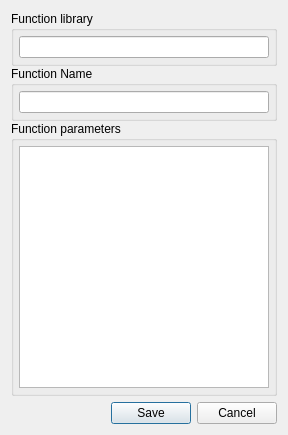
First picture: the form in components/UiNewFunctionDialog.ui, repository bubuding0809/XML-Converter, before the edit.
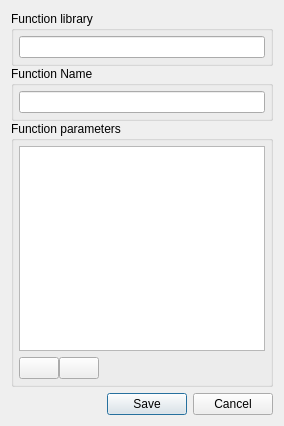
Second picture: the form after the edit. Icons and pictures are not drawn.

Commit message: Optimized function definition validation

Diff of the .ui file:
```diff
--- a/components/UiNewFunctionDialog.ui
+++ b/components/UiNewFunctionDialog.ui
@@ -6,8 +6,8 @@
    <rect>
     <x>0</x>
     <y>0</y>
-    <width>288</width>
-    <height>435</height>
+    <width>284</width>
+    <height>426</height>
    </rect>
   </property>
   <property name="windowTitle">
@@ -85,7 +85,7 @@
         <property name="title">
          <string>Function parameters</string>
         </property>
-        <layout class="QHBoxLayout" name="horizontalLayout_3">
+        <layout class="QVBoxLayout" name="verticalLayout_3">
          <property name="leftMargin">
           <number>5</number>
          </property>
@@ -105,6 +105,73 @@
            </property>
           </widget>
          </item>
+         <item alignment="Qt::AlignLeft">
+          <widget class="QWidget" name="paramTools_widget" native="true">
+           <layout class="QHBoxLayout" name="horizontalLayout_3">
+            <property name="spacing">
+             <number>0</number>
+            </property>
+            <property name="leftMargin">
+             <number>0</number>
+            </property>
+            <property name="topMargin">
+             <number>0</number>
+            </property>
+            <property name="rightMargin">
+             <number>0</number>
+            </property>
+            <property name="bottomMargin">
+             <number>0</number>
+            </property>
+            <item>
+             <widget class="QPushButton" name="addParam_btn">
+              <property name="sizePolicy">
+               <sizepolicy hsizetype="Fixed" vsizetype="Fixed">
+                <horstretch>0</horstretch>
+                <verstretch>0</verstretch>
+               </sizepolicy>
+              </property>
+              <property name="text">
+               <string/>
+              </property>
+              <property name="icon">
+               <iconset resource="../media/bootstrap.qrc">
+                <normaloff>:/icons/bootstrap-icons-1.8.3/plus-square.svg</normaloff>:/icons/bootstrap-icons-1.8.3/plus-square.svg</iconset>
+              </property>
+              <property name="autoDefault">
+               <bool>false</bool>
+              </property>
+             </widget>
+            </item>
+            <item>
+             <widget class="QPushButton" name="removeParam_btn">
+              <property name="sizePolicy">
+               <sizepolicy hsizetype="Fixed" vsizetype="Fixed">
+                <horstretch>0</horstretch>
+                <verstretch>0</verstretch>
+               </sizepolicy>
+              </property>
+              <property name="text">
+               <string/>
+              </property>
+              <property name="icon">
+               <iconset resource="../media/bootstrap.qrc">
+                <normaloff>:/icons/bootstrap-icons-1.8.3/dash-square.svg</normaloff>:/icons/bootstrap-icons-1.8.3/dash-square.svg</iconset>
+              </property>
+              <property name="iconSize">
+               <size>
+                <width>21</width>
+                <height>21</height>
+               </size>
+              </property>
+              <property name="autoDefault">
+               <bool>false</bool>
+              </property>
+             </widget>
+            </item>
+           </layout>
+          </widget>
+         </item>
         </layout>
        </widget>
       </item>
```
Left out of the diff: 4 changed lines with no effect on the pictures. The commit also changes 8 other files.
